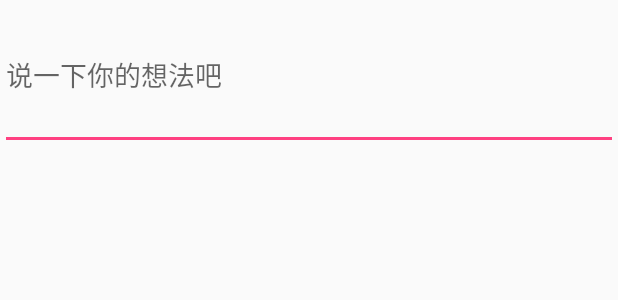
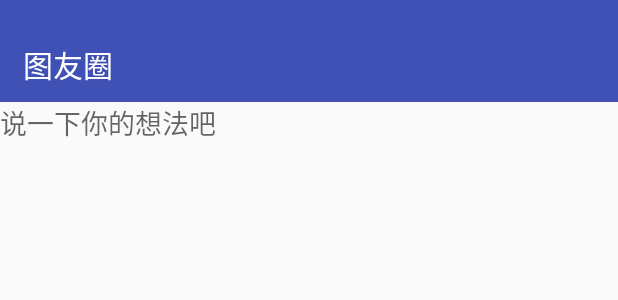
Before and after one commit to changer0/TuYou2.0, an Android app: the layout activity_circle_image.xml on its own in the app's theme, with its tools: preview values and no code run, on a phone screen of 412 x 824 dp. Shown: the top 300 px of the screen. Run offline under Robolectric (Android 15) with nearby library versions, the phone set to English and light mode, and no system bars.

Commit message:
修改图友圈发表功能

```diff
--- a/app/src/main/AndroidManifest.xml
+++ b/app/src/main/AndroidManifest.xml
@@ -90,6 +90,9 @@
         <activity android:name=".view.RegisterActivity">
         </activity>
 
+        <activity android:name=".view.CircleImageActivity" android:theme="@style/Theme.AppCompat.Light.NoActionBar">
+        </activity>
+
         <receiver android:name=".receiver.HiReceiver">
             <intent-filter>
                 <action android:name="android.intent.action.BOOT_COMPLETED"/>
@@ -112,8 +115,7 @@
                 android:resource="@xml/file_paths"/>
         </provider>
 
-        <activity android:name=".view.CircleImageActivity">
-        </activity>
+
     </application>
 
 </manifest>
--- /dev/null
+++ b/app/src/main/res/drawable/common_title_btn_selector.xml
@@ -0,0 +1,7 @@
+<?xml version="1.0" encoding="utf-8"?>
+<selector xmlns:android="http://schemas.android.com/apk/res/android">
+
+    <item android:drawable="@color/colorApp3" android:state_pressed="true"></item>
+    <item android:drawable="@color/colorApp1"></item>
+
+</selector>
--- /dev/null
+++ b/app/src/main/res/drawable/common_title_selector.xml
@@ -0,0 +1,7 @@
+<?xml version="1.0" encoding="utf-8"?>
+<selector xmlns:android="http://schemas.android.com/apk/res/android">
+
+    <item android:drawable="@drawable/titlebar_icon_back_press" android:state_pressed="true"></item>
+    <item android:drawable="@drawable/titlebar_icon_back"></item>
+
+</selector>
--- a/app/src/main/res/layout/activity_circle_image.xml
+++ b/app/src/main/res/layout/activity_circle_image.xml
@@ -1,18 +1,25 @@
 <?xml version="1.0" encoding="utf-8"?>
 <layout xmlns:android="http://schemas.android.com/apk/res/android"
         xmlns:app="http://schemas.android.com/apk/res-auto">
+
 
     <LinearLayout
         android:orientation="vertical"
         android:layout_width="match_parent"
         android:layout_height="match_parent">
+
+        <include android:id="@+id/common_title" layout="@layout/common_title"/>
+
         <EditText
             android:id="@+id/circle_text"
             android:hint="说一下你的想法吧"
+            android:gravity="top"
+            android:background="@null"
             android:layout_width="match_parent"
             android:layout_height="100dp"/>
 
         <com.yzs.imageshowpickerview.ImageShowPickerView
+            android:layout_marginTop="20dp"
             android:padding="10dp"
             android:id="@+id/circle_image_show"
             app:is_show_del="true"
--- a/app/src/main/res/layout/circle__menu.xml
+++ b/app/src/main/res/layout/circle__menu.xml
@@ -10,7 +10,7 @@
 
         <TextView
             android:id="@+id/common_title_menu_camera"
-            android:text="拍照"
+            android:text="拍   照"
             style="@style/common_title_menu"
             android:layout_width="wrap_content"
             android:layout_height="wrap_content"/>
@@ -20,7 +20,7 @@
             android:layout_height="1dp"/>
         <TextView
             android:id="@+id/common_title_menu_photo_text"
-            android:text="图片或文字"
+            android:text="相   册"
             style="@style/common_title_menu"
             android:layout_width="wrap_content"
             android:layout_height="wrap_content"/>
--- a/app/src/main/res/layout/common_title.xml
+++ b/app/src/main/res/layout/common_title.xml
@@ -4,9 +4,21 @@
                     android:id="@+id/common_title" android:background="@color/colorPrimary"
                     android:orientation="vertical" android:layout_width="match_parent"
                     android:layout_height="@dimen/common_title_height">
+
+        <ImageView
+            android:id="@+id/common_title_back"
+            style="@style/common_title_location"
+            android:src="@drawable/common_title_selector"
+            android:layout_width="22dp"
+            android:scaleType="centerInside"
+            android:visibility="gone"
+            android:clickable="true"
+            android:layout_height="22dp"/>
+
         <TextView
             style="@style/common_title_location"
             android:text="图友圈"
+            android:layout_toRightOf="@id/common_title_back"
             android:textColor="#ffffff"
             android:id="@+id/common_title_header"
             android:textSize="20sp"
@@ -23,5 +35,23 @@
             android:layout_width="wrap_content"
             android:layout_height="wrap_content"/>
 
+        <TextView
+            android:visibility="gone"
+            android:text="发送"
+            android:textColor="#fff"
+            android:paddingTop="5dp"
+            android:paddingBottom="5dp"
+            android:paddingLeft="10dp"
+            android:paddingRight="10dp"
+            android:layout_marginRight="5dp"
+            android:background="@drawable/common_title_btn_selector"
+            android:layout_alignParentRight="true"
+            style="@style/common_title_location"
+            android:id="@+id/common_title_btn"
+            android:textSize="20sp"
+            android:layout_width="wrap_content"
+            android:layout_height="wrap_content"/>
+
+
     </RelativeLayout>
 </layout>
```
Also changed, not shown: app/src/main/java/com/lulu/tuyou/model/CircleImageShowBean.java (added, +31 -0 lines), app/src/main/java/com/lulu/tuyou/utils/CircleImageLoader.java (added, +29 -0 lines), app/src/main/java/com/lulu/tuyou/utils/Utils.java (+54 -1 lines), app/src/main/java/com/lulu/tuyou/view/CircleFragment.java (+31 -10 lines), app/src/main/java/com/lulu/tuyou/view/CircleImageActivity.java (+66 -0 lines), app/src/main/res/drawable/titlebar_icon_back.png (added), app/src/main/res/drawable/titlebar_icon_back_press.png (added).
